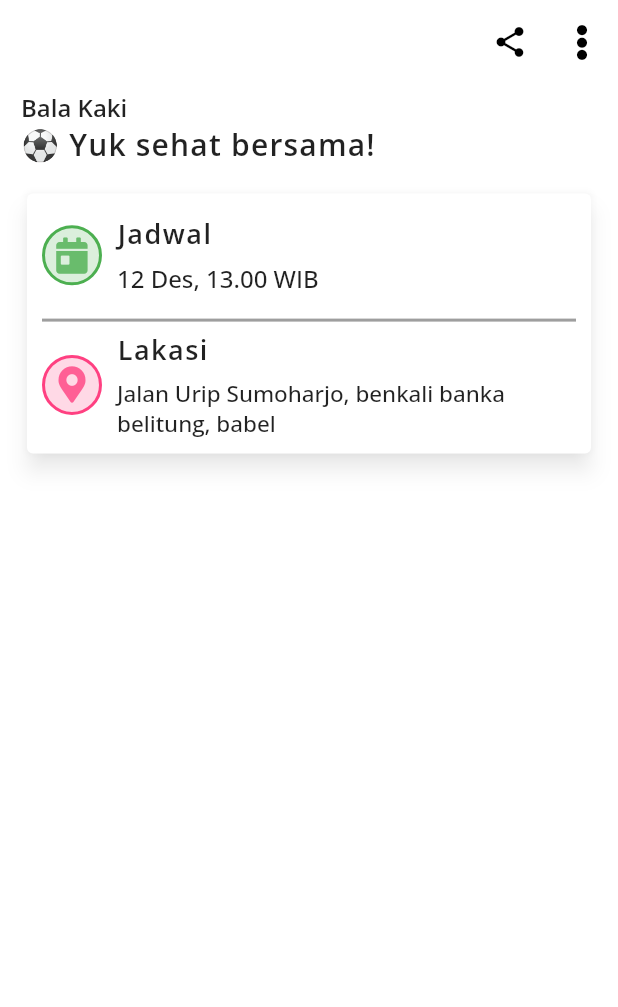
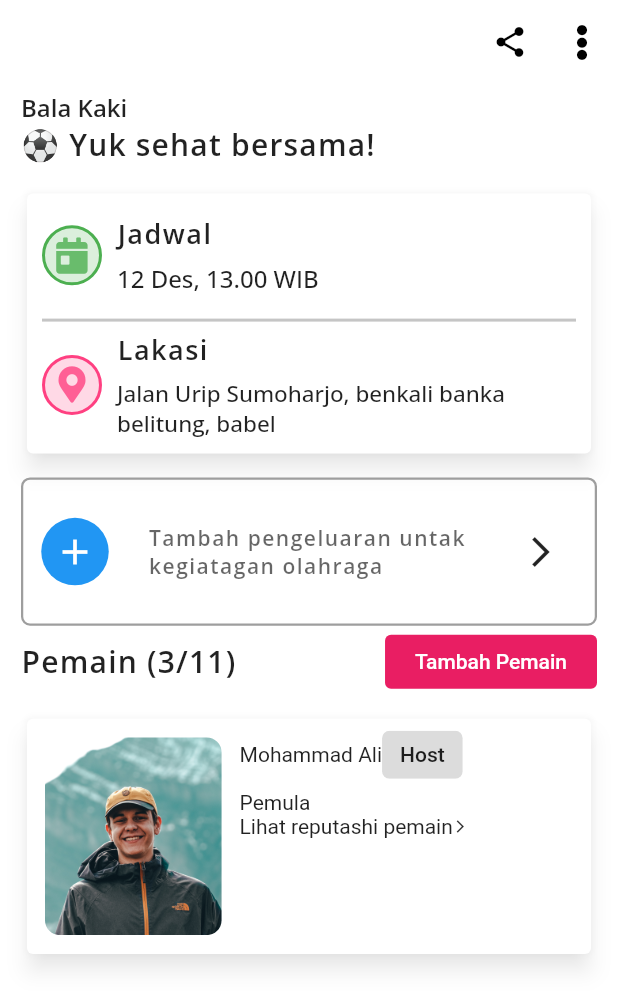
Before and after one commit to mscsapan/PlayTo-App, a Flutter app: the screen it shows after launch, on a phone screen of 412 x 824 dp. Shown: the top 1007 px of the screen. Run offline on Flutter 3.47's test engine with Material 2 defaults, Android fonts, the phone set to English and light mode, and no system bars; our stand-ins replace bloc, flutter_bloc, font_awesome_flutter, google_fonts.

Commit message:
widget modifies

```diff
--- a/lib/src/screens/football_event_screen.dart
+++ b/lib/src/screens/football_event_screen.dart
@@ -2,13 +2,13 @@ import 'package:flutter/material.dart';
 import 'package:font_awesome_flutter/font_awesome_flutter.dart';
 import 'package:google_fonts/google_fonts.dart';
 import 'package:play_to_app/src/data/data_list.dart';
-import 'package:play_to_app/src/views/heading_title.dart';
 
 class FootBallEventScreen extends StatelessWidget {
   const FootBallEventScreen({Key? key}) : super(key: key);
   final Color red = Colors.red;
   final String subTitle =
       'Jalan Urip Sumoharjo, benkali banka\nbelitung, babel';
+  final String addText = 'Tambah pengeluaran untak\nkegiatagan olahraga';
 
   @override
   Widget build(BuildContext context) {
@@ -114,10 +114,10 @@ class FootBallEventScreen extends StatelessWidget {
                         ],
                       ),
                     ),
-                    const Padding(
-                      padding: EdgeInsets.symmetric(horizontal: 10.0),
+                    Padding(
+                      padding: const EdgeInsets.symmetric(horizontal: 10.0),
                       child: Divider(
-                        color: Colors.grey,
+                        color: Colors.grey.withOpacity(0.6),
                         height: 4.0,
                         thickness: 2.0,
                       ),
@@ -174,6 +174,130 @@ class FootBallEventScreen extends StatelessWidget {
                 ),
               ),
             ),
+            Container(
+              height: _size.height * 0.12,
+              width: _size.width,
+              margin: const EdgeInsets.only(top: 12.0),
+              padding: const EdgeInsets.symmetric(horizontal: 12.0),
+              decoration: BoxDecoration(
+                border: Border.all(color: Colors.grey, width: 1.5),
+                borderRadius: BorderRadius.circular(6.0),
+              ),
+              child: Row(
+                mainAxisAlignment: MainAxisAlignment.spaceBetween,
+                children: [
+                  Container(
+                    height: 45.0,
+                    width: 45.0,
+                    alignment: Alignment.center,
+                    decoration: BoxDecoration(
+                      shape: BoxShape.circle,
+                      color: Theme.of(context).primaryColor,
+                    ),
+                    child: const Icon(
+                      Icons.add,
+                      color: Colors.white,
+                      size: 28.0,
+                    ),
+                  ),
+                  Text(
+                    addText,
+                    style: GoogleFonts.openSans(
+                      fontSize: 14.0,
+                      fontWeight: FontWeight.w600,
+                      letterSpacing: 1.0,
+                      color: Colors.black.withOpacity(0.6),
+                    ),
+                  ),
+                  IconButton(
+                    onPressed: () {},
+                    padding: EdgeInsets.zero,
+                    icon: const Icon(Icons.arrow_forward_ios),
+                  ),
+                ],
+              ),
+            ),
+            Row(
+              mainAxisAlignment: MainAxisAlignment.spaceBetween,
+              children: [
+                Text(
+                  'Pemain (3/11)',
+                  style: GoogleFonts.openSans(
+                    fontWeight: FontWeight.w600,
+                    fontSize: 20.0,
+                    letterSpacing: 0.8,
+                  ),
+                ),
+                TextButton(
+                  style: TextButton.styleFrom(
+                      padding: const EdgeInsets.symmetric(
+                          horizontal: 20.0, vertical: 10.0),
+                      primary: Colors.white,
+                      backgroundColor: Colors.pink),
+                  onPressed: () {},
+                  child: const Text(
+                    'Tambah Pemain',
+                    style: TextStyle(fontSize: 14.0),
+                  ),
+                ),
+              ],
+            ),
+            Container(
+              height: _size.height * 0.2,
+              width: _size.width,
+              // color: red,
+              margin: const EdgeInsets.symmetric(vertical: 10.0),
+              // padding: const EdgeInsets.symmetric(horizontal: 12.0),
+              child: Card(
+                elevation: 6.0,
+                shadowColor: Colors.white70,
+                child: Padding(
+                  padding: const EdgeInsets.symmetric(horizontal: 12.0),
+                  child: Row(
+                    children: [
+                      Container(
+                        height: _size.height * 0.16,
+                        width: _size.width / 3.5,
+                        margin: const EdgeInsets.only(right: 12.0),
+                        child: ClipRRect(
+                          borderRadius: BorderRadius.circular(10.0),
+                          child: Image.asset(
+                            'assets/images/1.jpg',
+                            fit: BoxFit.cover,
+                          ),
+                        ),
+                      ),
+                      Column(
+                        // mainAxisAlignment: MainAxisAlignment.spaceAround,
+                        crossAxisAlignment: CrossAxisAlignment.start,
+                        children: [
+                          Row(
+                            children: [
+                              Text('Mohammad Ali'),
+                              Chip(
+                                label: Text('Host'),
+                                shape: RoundedRectangleBorder(
+                                    borderRadius: BorderRadius.circular(5.0)),
+                              )
+                            ],
+                          ),
+                          Text('Pemula'),
+                          Row(
+                            children: [
+                              Text('Lihat reputashi pemain'),
+                              Icon(
+                                Icons.arrow_forward_ios,
+                                size: 10.0,
+                              ),
+                            ],
+                          ),
+                        ],
+                      ),
+                    ],
+                  ),
+                ),
+              ),
+            ),
           ],
         ),
       ),
```
